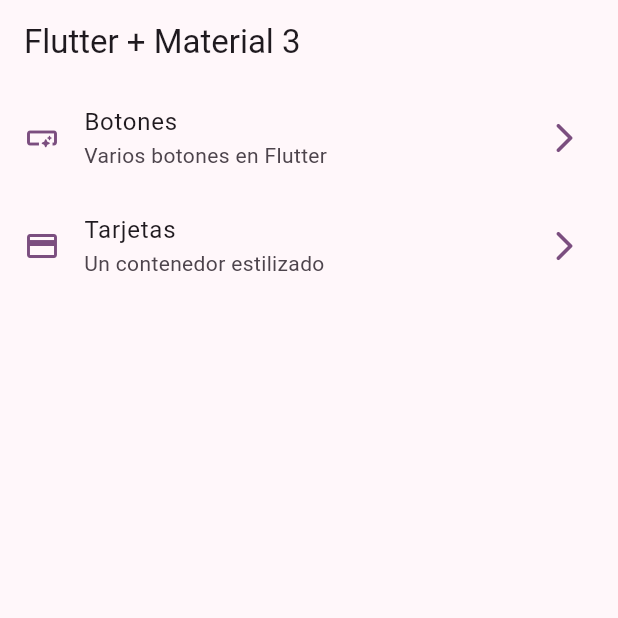
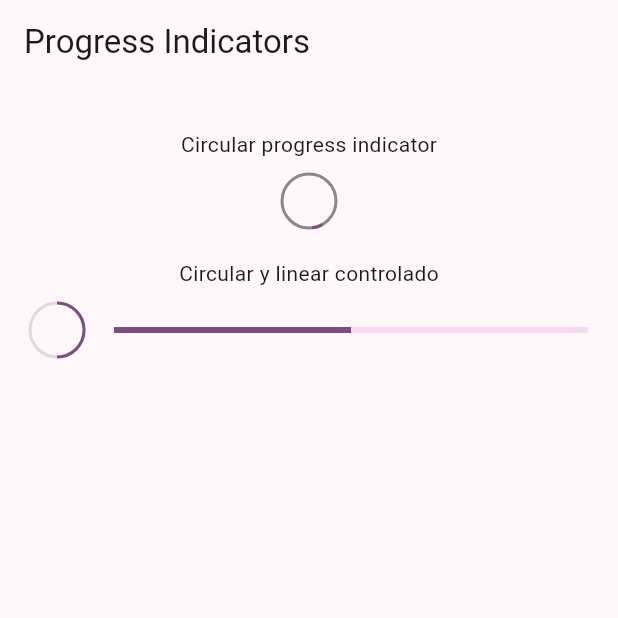
Before and after one commit to marcelaTrujilloToro/course-flutter-widgets, a Flutter app: the screen it shows after launch, on a phone screen of 412 x 824 dp, the top half of it. Run offline on Flutter 3.47's test engine with Material 3 defaults, Android fonts, the phone set to English and light mode, and no system bars; our stand-ins replace go_router.

Commit message:
feat: progress indicators

```diff
--- a/lib/config/menu/menu_items.dart
+++ b/lib/config/menu/menu_items.dart
@@ -29,5 +29,11 @@ const appMenuItems = <MenuItem>[
     subTitle: 'Un contenedor estilizado',
     link: '/cards',
     icon: Icons.credit_card,
+  ),
+  MenuItem(
+    title: 'Indicadores de progreso',
+    subTitle: 'Generales y controlados',
+    link: '/progress',
+    icon: Icons.refresh_rounded,
   )
 ];
--- a/lib/config/router/app_router.dart
+++ b/lib/config/router/app_router.dart
@@ -3,7 +3,7 @@ import 'package:widgets_app/presentation/screens/screens.dart';
 
 // GoRouter configuration
 final appRouter = GoRouter(
-  initialLocation: '/',
+  initialLocation: '/progress',
   routes: [
     GoRoute(
       path: '/',
@@ -20,5 +20,10 @@ final appRouter = GoRouter(
       name: CardsScreen.name,
       builder: (context, state) => const CardsScreen(),
     ),
+    GoRoute(
+      path: '/progress',
+      name: ProgressScreen.name,
+      builder: (context, state) => const ProgressScreen(),
+    ),
   ],
 );
--- a/lib/presentation/screens/progress/progress_screen.dart
+++ b/lib/presentation/screens/progress/progress_screen.dart
@@ -7,6 +7,73 @@ class ProgressScreen extends StatelessWidget {
 
   @override
   Widget build(BuildContext context) {
-    return Container();
+    return Scaffold(
+      appBar: AppBar(title: const Text('Progress Indicators')),
+      body: const ProgressView(),
+    );
   }
 }
+
+class ProgressView extends StatelessWidget {
+  const ProgressView({
+    super.key,
+  });
+
+  @override
+  Widget build(BuildContext context) {
+    return const Center(
+      child: Column(children: [
+        SizedBox(
+          height: 30,
+        ),
+        Text('Circular progress indicator'),
+        SizedBox(
+          height: 10,
+        ),
+        CircularProgressIndicator(
+            strokeWidth: 2, backgroundColor: Colors.black45),
+        SizedBox(
+          height: 20,
+        ),
+        Text('Circular y linear controlado'),
+        SizedBox(
+          height: 10,
+        ),
+        _ControllerProgress()
+      ]),
+    );
+  }
+}
+
+class _ControllerProgress extends StatelessWidget {
+  const _ControllerProgress();
+
+  @override
+  Widget build(BuildContext context) {
+    return StreamBuilder(
+        stream: Stream.periodic(const Duration(milliseconds: 300), (value) {
+          return (value * 2 / 100);
+        }).takeWhile(((value) => value < 100)),
+        builder: (context, snapshot) {
+          final progressValue = snapshot.data ?? 0;
+
+          return Padding(
+            padding: EdgeInsets.symmetric(horizontal: 20),
+            child: Row(
+              mainAxisAlignment: MainAxisAlignment.center,
+              children: [
+                CircularProgressIndicator(
+                  value: progressValue,
+                  strokeWidth: 2,
+                  backgroundColor: Colors.black12,
+                ),
+                const SizedBox(
+                  width: 20,
+                ),
+                Expanded(child: LinearProgressIndicator(value: progressValue))
+              ],
+            ),
+          );
+        });
+  }
+}
```
